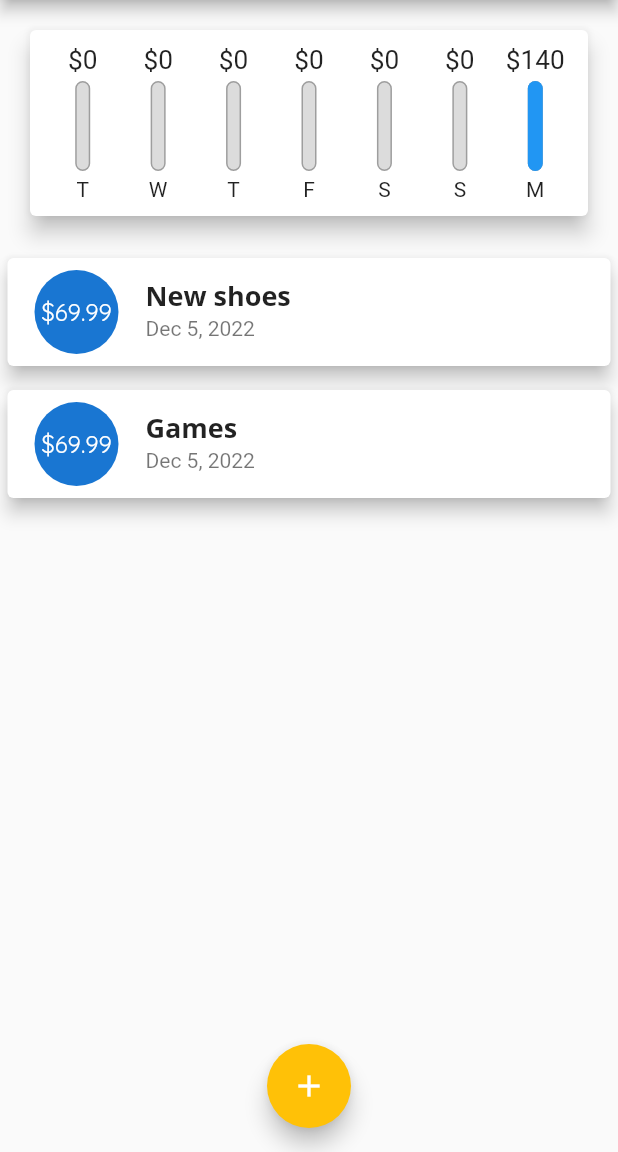
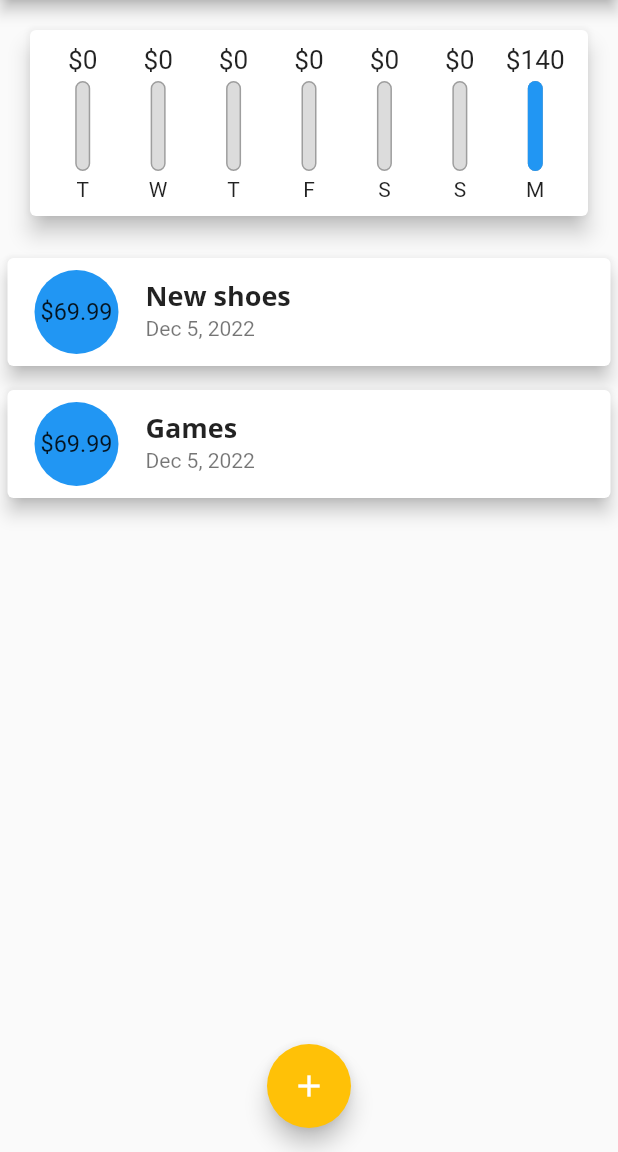
Before and after one commit to judell31/personal-expense, a Flutter app: the screen it shows after launch, on a phone screen of 412 x 824 dp, the part 84-1236 px from its top. Run offline on Flutter 3.47's test engine with Material 2 defaults, Android fonts, the phone set to English and light mode, and no system bars.

Commit message:
configuring widgets

```diff
--- a/lib/widgets/transaction.list.dart
+++ b/lib/widgets/transaction.list.dart
@@ -42,8 +42,15 @@ class TransactionList extends StatelessWidget {
               horizontal: 5
             ),
             child: ListTile(
-              leading: CircleAvatar(
-                radius: 30,
+              leading: Container(
+              // leading: CircleAvatar(
+                height: 60,
+                width: 60,
+                decoration: BoxDecoration(
+                  color: Theme.of(context).primaryColor,
+                  shape: BoxShape.circle
+                ),
+                // radius: 30,
                 child: Padding(
                     padding: const EdgeInsets.all(6),
                     child: FittedBox(
```
